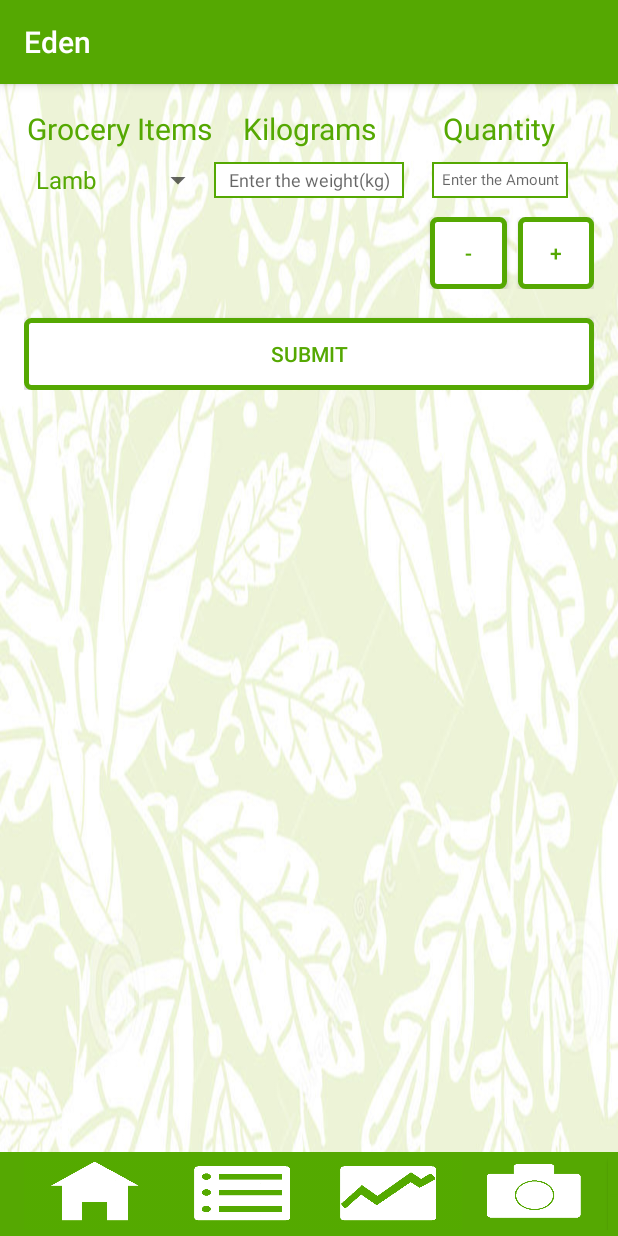
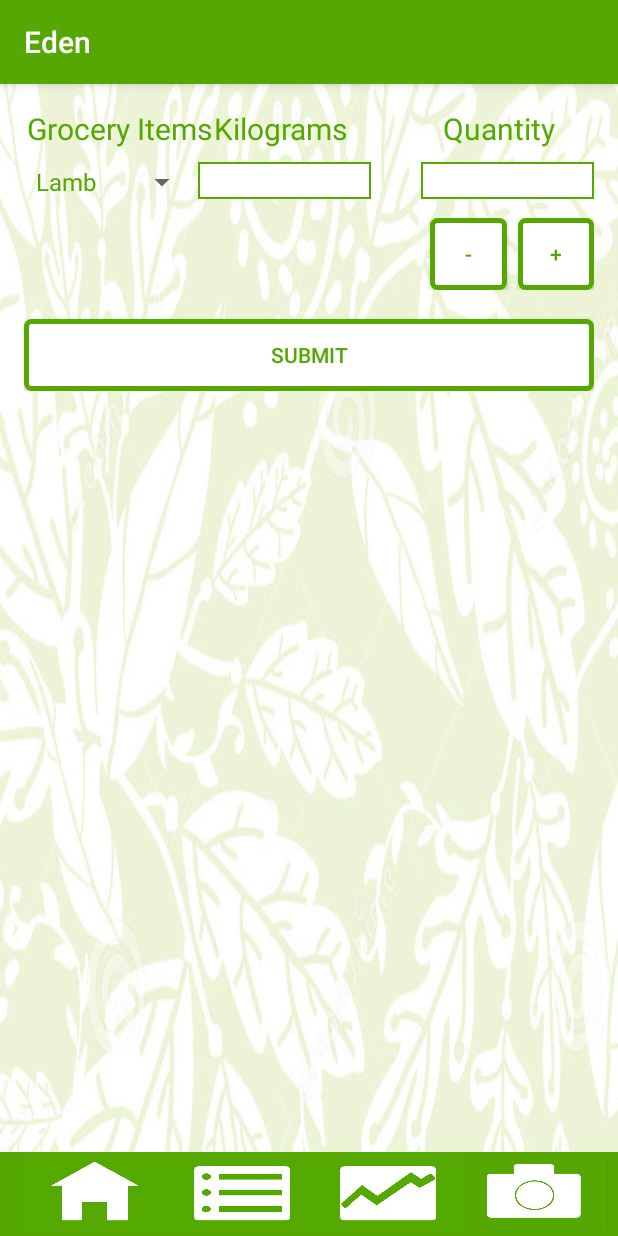
Before and after one commit to Jnayakk/Eden, an Android app: the MainActivity screen opened directly, with no data from a screen before it, on a phone screen of 412 x 824 dp. Run offline under Robolectric (Android 15) with nearby library versions, the phone set to English and light mode, and no system bars.

```diff
--- a/app/src/main/res/layout/activity_main.xml
+++ b/app/src/main/res/layout/activity_main.xml
@@ -1,6 +1,4 @@
 <?xml version="1.0" encoding="utf-8"?>
-
-
 <LinearLayout xmlns:android="http://schemas.android.com/apk/res/android"
     xmlns:tools="http://schemas.android.com/tools"
     android:id="@+id/activity_main"
@@ -21,9 +19,7 @@
         android:layout_weight="1">
         <ScrollView
             android:layout_width="fill_parent"
-            android:layout_height="fill_parent"
-
-            >
+            android:layout_height="fill_parent">
             <LinearLayout
                 android:layout_width="match_parent"
                 android:layout_height="wrap_content"
@@ -48,7 +44,7 @@
                         android:textSize="20sp"
                         android:layout_weight="1"
                         android:textColor="#55A802"
-                        android:gravity="center"
+                        android:gravity="left"
                         android:layout_gravity="center_vertical"/>
 
                     <TextView
@@ -79,52 +75,33 @@
                         <Spinner
                             android:layout_width="fill_parent"
                             android:layout_height="wrap_content"
-                            android:id="@+id/course_weight"
                             android:layout_weight="1"
                             android:gravity="center"
                             android:entries="@array/grocery_list">
                         </Spinner>
                         <EditText
                             android:layout_width="fill_parent"
-                            android:layout_height="match_parent"
+                            android:layout_height="wrap_content"
                             android:layout_weight="1"
-                            android:gravity="center"
                             android:background="@drawable/edittext_border"
-                            android:hint="@string/kg_hint"
-                            android:textSize="12sp">
+                            >
                         </EditText>
-                        <LinearLayout
-                            android:layout_width="fill_parent"
-                            android:layout_height="match_parent"
-                            android:layout_weight="1"
-                            android:gravity="center">
-                            <TextView
+                        <TextView
+                            android:layout_width="50px"
+                            android:layout_height="wrap_content"/>
+                            <EditText
                                 android:layout_width="fill_parent"
                                 android:layout_height="wrap_content"
-                                android:textSize="14sp"
-                                android:layout_weight="3"
-                                android:gravity="end"/>
-                            <EditText
-                                android:layout_width="fill_parent"
-                                android:layout_height="match_parent"
                                 android:layout_weight="1"
-                                android:gravity="center"
-                                android:textSize="10sp"
                                 android:background="@drawable/edittext_border"
-                                android:hint="@string/quantity_hint">
+                                >
                             </EditText>
-                            <TextView
-                                android:layout_width="fill_parent"
-                                android:layout_height="wrap_content"
-                                android:textSize="14sp"
-                                android:layout_weight="3"
-                                android:gravity="end"/>
-                        </LinearLayout>
+
+
                     </LinearLayout>
                     <TextView
                         android:layout_width="fill_parent"
                         android:layout_height="wrap_content"
-
                         android:textSize="9sp"
                         android:layout_weight="1"
                         android:gravity="end"/>
@@ -178,6 +155,7 @@
                     android:id="@+id/submitGpaBtn"
                     android:onClick="submitGpa"
                     android:background="@drawable/button_border"/>
+
             </LinearLayout>
         </ScrollView>
 
@@ -208,7 +186,6 @@
                 android:layout_height="match_parent"
                 android:text="@string/addText"
                 android:background= "@drawable/licon"/>
-
             <ImageButton
                 android:layout_weight="1"
                 android:layout_width="fill_parent"
@@ -216,7 +193,6 @@
                 android:text="@string/addText"
                 android:onClick="addcourseGrade"
                 android:background= "@drawable/stockicon4"/>
-
             <ImageButton
                 android:layout_weight="1"
                 android:layout_width="fill_parent"
@@ -224,7 +200,6 @@
                 android:text="@string/addText"
                 android:onClick="cameraactivity"
                 android:background= "@drawable/cameraicon"/>
-
             <Button
                 android:layout_weight="1.3"
                 android:layout_width="fill_parent"
```
Also changed, not shown: app/src/main/java/com/example/vero/eden/MainActivity.java (+17 -22 lines), app/src/main/res/layout/activity_splash_screen.xml (+64 -12 lines), app/src/main/res/layout/spinner_layout.xml (added, +9 -0 lines).
